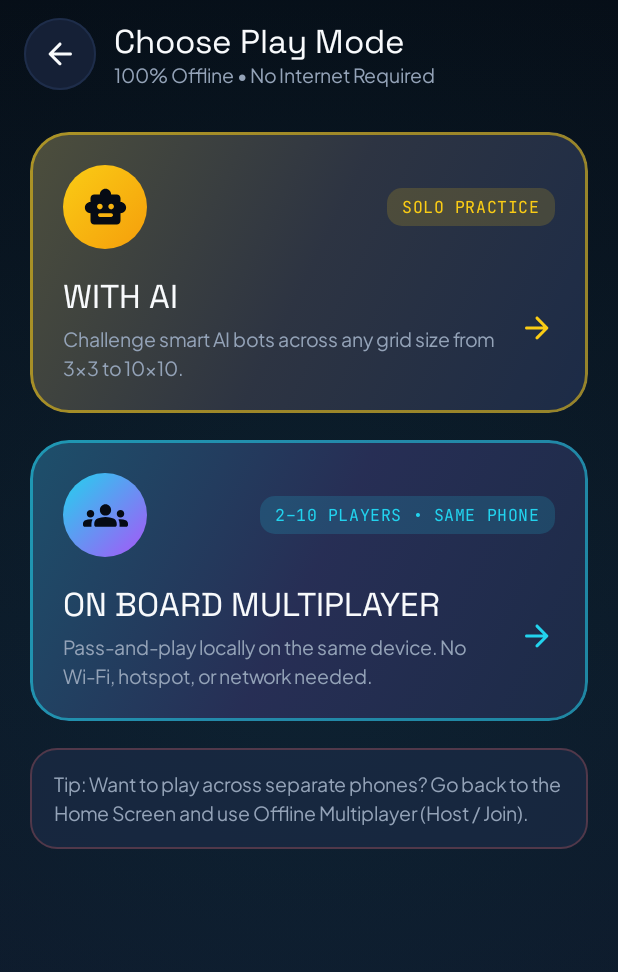
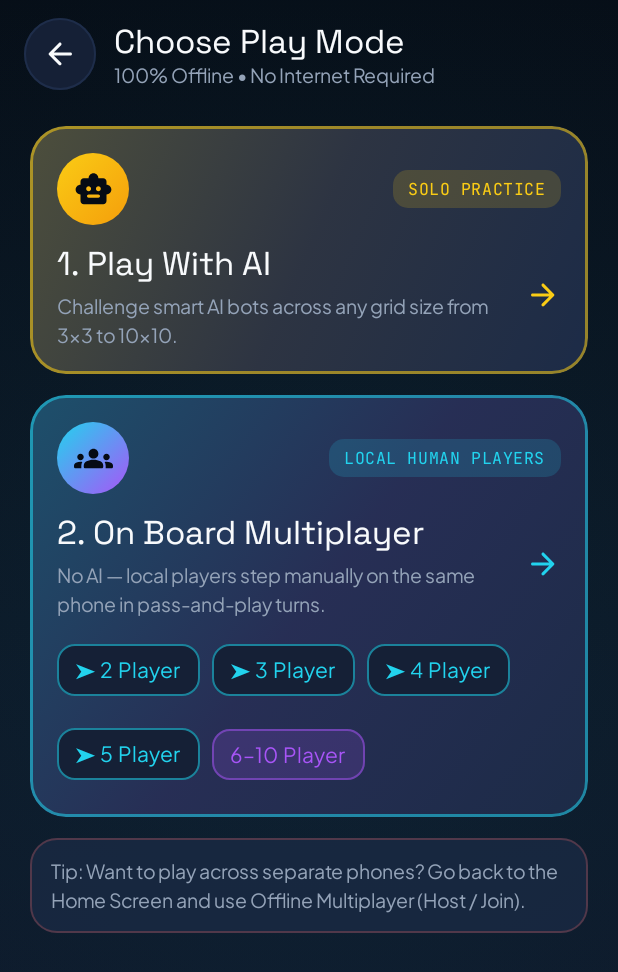
Before and after one commit to RaihanKabirBullet/Dot-N-Boxes-Challenges-, an Android app built with Jetpack Compose: the PlayMenuScreen screen opened through its navigation route, on a phone screen of 412 x 824 dp. Shown: the top 972 px of the screen. Run offline under Robolectric (Android 15) with nearby library versions, the phone set to English and light mode, and no system bars.

Commit message:
refactor: update UI and gameplay mechanics
- Enhance HomeScreen UI with creator credits
- Update AI turn delay constant for better performance
- Add player count parameter to on-board multiplayer navigation
- Update Robolectric tests for new home screen layout

```diff
--- a/app/src/main/java/com/example/MainActivity.kt
+++ b/app/src/main/java/com/example/MainActivity.kt
@@ -167,7 +167,12 @@ fun DotsAndBoxesApp(
                 composable(NavRoutes.PLAY_MENU) {
                     PlayMenuScreen(
                         onWithAi = { navController.navigate(NavRoutes.boardSelection("practice")) },
-                        onOnBoardMultiplayer = { navController.navigate(NavRoutes.ON_BOARD_SETUP) },
+                        onOnBoardMultiplayer = { selectedCount ->
+                            if (selectedCount != null) {
+                                viewModel.setOnBoardPlayerCount(selectedCount)
+                            }
+                            navController.navigate(NavRoutes.ON_BOARD_SETUP)
+                        },
                         onBack = { navController.popBackStack() },
                     )
                 }
--- a/app/src/main/java/com/example/ui/GameViewModel.kt
+++ b/app/src/main/java/com/example/ui/GameViewModel.kt
@@ -475,7 +475,7 @@ class GameViewModel(application: Application) : AndroidViewModel(application) {
 
         aiTurnJob?.cancel()
         aiTurnJob = viewModelScope.launch {
-            delay(440L)
+            delay(AI_TURN_DELAY_MS)
             val latest = _practiceGameState.value ?: return@launch
             if (latest.phase != GamePhase.IN_PROGRESS) return@launch
             val activePlayer = latest.currentPlayer ?: return@launch
@@ -597,4 +597,8 @@ class GameViewModel(application: Application) : AndroidViewModel(application) {
         hostServer.close()
         clientSession.close()
     }
+
+    companion object {
+        const val AI_TURN_DELAY_MS = 550L
+    }
 }
--- a/app/src/main/java/com/example/ui/screens/HomeScreen.kt
+++ b/app/src/main/java/com/example/ui/screens/HomeScreen.kt
@@ -142,7 +142,14 @@ fun HomeScreen(
                                 style = MaterialTheme.typography.headlineMedium.copy(fontWeight = FontWeight.Bold),
                                 color = TextPrimary,
                             )
-                            Spacer(modifier = Modifier.height(6.dp))
+                            Spacer(modifier = Modifier.height(2.dp))
+                            Text(
+                                text = "Created By Raihan Kabir",
+                                style = MaterialTheme.typography.labelMedium.copy(fontWeight = FontWeight.Medium),
+                                color = AccentCyan.copy(alpha = 0.9f),
+                                modifier = Modifier.testTag("home_creator_credit"),
+                            )
+                            Spacer(modifier = Modifier.height(8.dp))
                             Surface(
                                 onClick = { showSettingsDialog = true },
                                 shape = RoundedCornerShape(10.dp),
--- a/app/src/main/java/com/example/ui/screens/PlayMenuScreen.kt
+++ b/app/src/main/java/com/example/ui/screens/PlayMenuScreen.kt
@@ -7,6 +7,8 @@ import androidx.compose.foundation.clickable
 import androidx.compose.foundation.layout.Arrangement
 import androidx.compose.foundation.layout.Box
 import androidx.compose.foundation.layout.Column
+import androidx.compose.foundation.layout.ExperimentalLayoutApi
+import androidx.compose.foundation.layout.FlowRow
 import androidx.compose.foundation.layout.Row
 import androidx.compose.foundation.layout.Spacer
 import androidx.compose.foundation.layout.fillMaxSize
@@ -45,15 +47,17 @@ import com.example.ui.theme.AccentCoral
 import com.example.ui.theme.AccentCyan
 import com.example.ui.theme.AccentPurple
 import com.example.ui.theme.AccentYellow
+import com.example.ui.theme.NavyCard
 import com.example.ui.theme.NavyCardElevated
 import com.example.ui.theme.NavyVoid
 import com.example.ui.theme.TextPrimary
 import com.example.ui.theme.TextSecondary
 
+@OptIn(ExperimentalLayoutApi::class)
 @Composable
 fun PlayMenuScreen(
     onWithAi: () -> Unit,
-    onOnBoardMultiplayer: () -> Unit,
+    onOnBoardMultiplayer: (Int?) -> Unit,
     onBack: () -> Unit,
 ) {
     BackHandler(onBack = onBack)
@@ -76,11 +80,11 @@ fun PlayMenuScreen(
                     modifier = Modifier
                         .weight(1f)
                         .verticalScroll(rememberScrollState())
-                        .padding(horizontal = 20.dp, vertical = 16.dp),
-                    verticalArrangement = Arrangement.spacedBy(18.dp),
+                        .padding(horizontal = 20.dp, vertical = 12.dp),
+                    verticalArrangement = Arrangement.spacedBy(14.dp),
                 ) {
                     PlayModeOptionCard(
-                        title = "WITH AI",
+                        title = "1. Play With AI",
                         badge = "SOLO PRACTICE",
                         description = "Challenge smart AI bots across any grid size from 3×3 to 10×10.",
                         icon = Icons.Rounded.SmartToy,
@@ -91,14 +95,62 @@ fun PlayMenuScreen(
                     )
 
                     PlayModeOptionCard(
-                        title = "ON BOARD MULTIPLAYER",
-                        badge = "2–10 PLAYERS • SAME PHONE",
-                        description = "Pass-and-play locally on the same device. No Wi-Fi, hotspot, or network needed.",
+                        title = "2. On Board Multiplayer",
+                        badge = "LOCAL HUMAN PLAYERS",
+                        description = "No AI — local players step manually on the same phone in pass-and-play turns.",
                         icon = Icons.Rounded.Groups,
                         gradientColors = listOf(AccentCyan, AccentPurple),
                         accentColor = AccentCyan,
                         testTag = "play_menu_on_board",
-                        onClick = onOnBoardMultiplayer,
+                        onClick = { onOnBoardMultiplayer(null) },
+                        extraContent = {
+                            Spacer(modifier = Modifier.height(12.dp))
+                            FlowRow(
+                                horizontalArrangement = Arrangement.spacedBy(8.dp),
+                                verticalArrangement = Arrangement.spacedBy(8.dp),
+                            ) {
+                                listOf(2, 3, 4, 5).forEach { count ->
+                                    Surface(
+                                        onClick = { onOnBoardMultiplayer(count) },
+                                        shape = RoundedCornerShape(12.dp),
+                                        color = NavyCard,
+                                        border = androidx.compose.foundation.BorderStroke(
+                                            1.dp,
+                                            AccentCyan.copy(alpha = 0.55f),
+                                        ),
+                                        modifier = Modifier.testTag("play_menu_on_board_${count}p"),
+                                    ) {
+                                        Text(
+                                            text = "➤ $count Player",
+                                            style = MaterialTheme.typography.labelLarge.copy(
+                                                fontWeight = FontWeight.SemiBold,
+                                            ),
+                                            color = AccentCyan,
+                                            modifier = Modifier.padding(horizontal = 12.dp, vertical = 8.dp),
+                                        )
+                                    }
+                                }
+                                Surface(
+                                    onClick = { onOnBoardMultiplayer(null) },
+                                    shape = RoundedCornerShape(12.dp),
+                                    color = AccentPurple.copy(alpha = 0.16f),
+                                    border = androidx.compose.foundation.BorderStroke(
+                                        1.dp,
+                                        AccentPurple.copy(alpha = 0.5f),
+                                    ),
+                                    modifier = Modifier.testTag("play_menu_on_board_custom"),
+                                ) {
+                                    Text(
+                                        text = "6–10 Player",
+                                        style = MaterialTheme.typography.labelLarge.copy(
+                                            fontWeight = FontWeight.SemiBold,
+                                        ),
+                                        color = AccentPurple,
+                                        modifier = Modifier.padding(horizontal = 12.dp, vertical = 8.dp),
+                                    )
+                                }
+                            }
+                        },
                     )
 
                     Surface(
@@ -111,7 +163,7 @@ fun PlayMenuScreen(
                             text = "Tip: Want to play across separate phones? Go back to the Home Screen and use Offline Multiplayer (Host / Join).",
                             style = MaterialTheme.typography.bodyMedium,
                             color = TextSecondary,
-                            modifier = Modifier.padding(16.dp),
+                            modifier = Modifier.padding(14.dp),
                         )
                     }
                 }
@@ -130,8 +182,9 @@ private fun PlayModeOptionCard(
     accentColor: Color,
     testTag: String,
     onClick: () -> Unit,
+    extraContent: (@Composable () -> Unit)? = null,
 ) {
-    val shape = RoundedCornerShape(26.dp)
+    val shape = RoundedCornerShape(24.dp)
     Box(
         modifier = Modifier
             .fillMaxWidth()
@@ -157,7 +210,7 @@ private fun PlayModeOptionCard(
         Column(
             modifier = Modifier
                 .fillMaxWidth()
-                .padding(22.dp),
+                .padding(18.dp),
         ) {
             Row(
                 modifier = Modifier.fillMaxWidth(),
@@ -166,7 +219,7 @@ private fun PlayModeOptionCard(
             ) {
                 Box(
                     modifier = Modifier
-                        .size(56.dp)
+                        .size(48.dp)
                         .clip(CircleShape)
                         .background(Brush.linearGradient(gradientColors)),
                     contentAlignment = Alignment.Center,
@@ -175,7 +228,7 @@ private fun PlayModeOptionCard(
                         imageVector = icon,
                         contentDescription = title,
                         tint = NavyVoid,
-                        modifier = Modifier.size(30.dp),
+                        modifier = Modifier.size(26.dp),
                     )
                 }
                 Surface(
@@ -191,7 +244,7 @@ private fun PlayModeOptionCard(
                 }
             }
 
-            Spacer(modifier = Modifier.height(18.dp))
+            Spacer(modifier = Modifier.height(12.dp))
 
             Row(
                 modifier = Modifier.fillMaxWidth(),
@@ -219,6 +272,10 @@ private fun PlayModeOptionCard(
                     modifier = Modifier.size(24.dp),
                 )
             }
+
+            if (extraContent != null) {
+                extraContent()
+            }
         }
     }
 }
```
Also changed, not shown: 1 other file.
